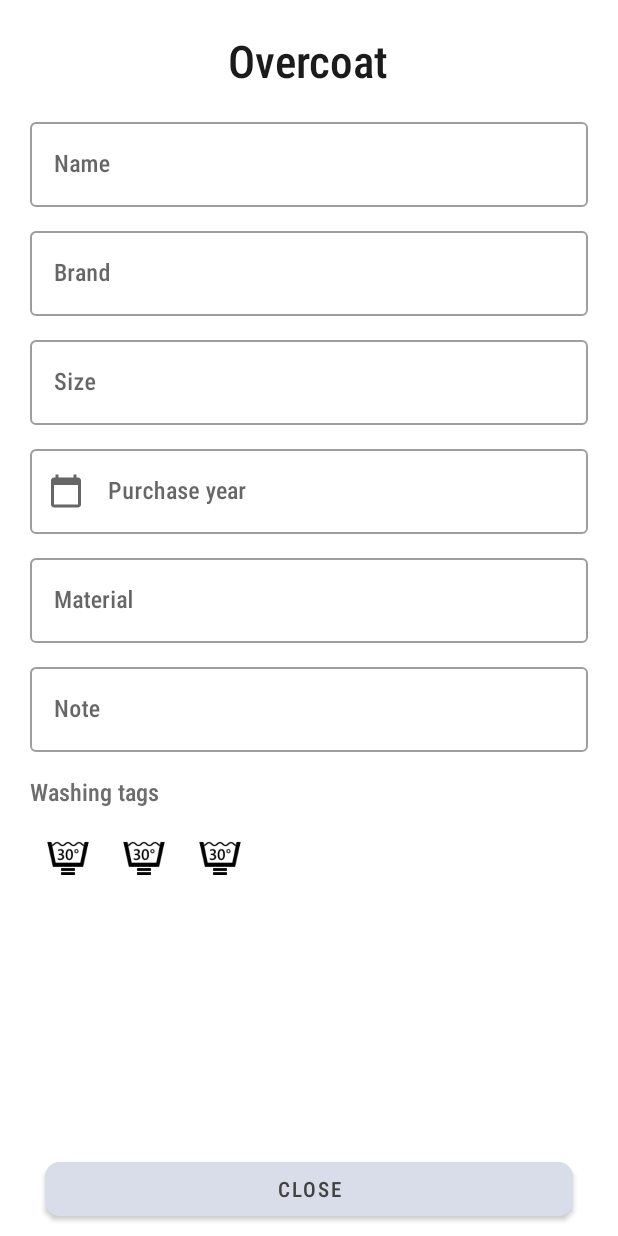
After one commit to Codemitry/Wearer, an Android app: the layout activity_clothing_item.xml on its own in the app's theme, with its tools: preview values and no code run, on a phone screen of 412 x 824 dp. The commit adds this screen. Run offline under Robolectric (Android 15) with nearby library versions, the phone set to English and light mode, and no system bars.

Commit message:
Displaying clothing items in other activity

```diff
--- a/app/src/main/java/com/codemitry/wearer/activities/ClothesSubtypesActivity.kt
+++ b/app/src/main/java/com/codemitry/wearer/activities/ClothesSubtypesActivity.kt
@@ -34,7 +34,6 @@ class ClothesSubtypesActivity : AppCompatActivity(), ClothesSubtypesContract.Vie
 
     override fun onCreate(savedInstanceState: Bundle?) {
         super.onCreate(savedInstanceState)
-        println("in subtypes")
         (application as App).clothesTypeComponent.inject(this)
         binding = ActivityClothesSubtypesBinding.inflate(layoutInflater)
         setContentView(binding.root)
--- a/app/src/main/java/com/codemitry/wearer/activities/MyClothesActivity.kt
+++ b/app/src/main/java/com/codemitry/wearer/activities/MyClothesActivity.kt
@@ -81,6 +81,10 @@ class MyClothesActivity : AppCompatActivity(), MyClothesContract.View,
         Toast.makeText(this, "Error on loading", Toast.LENGTH_LONG).show()
     }
 
+    override fun showClothingItem(clothingItem: ClothingItem, clothesSubtype: ClothesSubtype) {
+        ClothingItemActivity.start(this, clothingItem, clothesSubtype)
+    }
+
     override fun showMyClothes(myClothes: List<ClothingItem>) {
         myClothesAdapter = MyClothesItemSwipedAdapter(myClothes) { clothingItem ->
             presenter.onOpenClothingItemClick(clothingItem)
--- a/app/src/main/java/com/codemitry/wearer/fragments/AddClothingItemFragment.kt
+++ b/app/src/main/java/com/codemitry/wearer/fragments/AddClothingItemFragment.kt
@@ -205,7 +205,7 @@ class AddClothingItemFragment(private val onItemAdded: ((clothingItem: ClothingI
     }
 
     override fun getClothingItemNote(): String? {
-        val text = binding.material.editText?.text?.toString()
+        val text = binding.note.editText?.text?.toString()
         if (text?.isEmpty() == true)
             return null
         return text
--- a/app/src/main/java/com/codemitry/wearer/models/ClothingItem.kt
+++ b/app/src/main/java/com/codemitry/wearer/models/ClothingItem.kt
@@ -1,6 +1,7 @@
 package com.codemitry.wearer.models
 
 import com.codemitry.wearer.R
+import java.io.Serializable
 
 data class ClothingItem(
     val name: String,
@@ -11,7 +12,7 @@ data class ClothingItem(
     val notes: String? = null,
     val caringLabels: List<CaringLabels>?,
     val photoUrl: String?
-)
+) : Serializable
 
 
 enum class CaringLabels(val nameResource: Int, val iconResource: Int) {
--- a/app/src/main/java/com/codemitry/wearer/mvp/contracts/myclothes/MyClothesContract.kt
+++ b/app/src/main/java/com/codemitry/wearer/mvp/contracts/myclothes/MyClothesContract.kt
@@ -18,6 +18,8 @@ abstract class MyClothesContract {
         fun askItemDeletingConfirmation(clothingItem: ClothingItem, position: Int)
 
         fun showErrorLoading()
+
+        fun showClothingItem(clothingItem: ClothingItem, clothesSubtype: ClothesSubtype)
     }
 
     interface Presenter : BaseContract.BasePresenter<View> {
--- a/app/src/main/java/com/codemitry/wearer/mvp/presenters/MyClothesPresenter.kt
+++ b/app/src/main/java/com/codemitry/wearer/mvp/presenters/MyClothesPresenter.kt
@@ -55,7 +55,7 @@ class MyClothesPresenter @Inject constructor(
     }
 
     override fun onOpenClothingItemClick(clothingItem: ClothingItem) {
-        // TODO
+        view?.showClothingItem(clothingItem, clothesSubtype)
     }
 
     override fun onItemDeletingNegativeAnswer(clothingItem: ClothingItem, position: Int) {
--- /dev/null
+++ b/app/src/main/res/layout/activity_clothing_item.xml
@@ -0,0 +1,199 @@
+<?xml version="1.0" encoding="utf-8"?>
+<androidx.core.widget.NestedScrollView android:layout_width="match_parent"
+    android:layout_height="wrap_content"
+    xmlns:android="http://schemas.android.com/apk/res/android"
+    xmlns:tools="http://schemas.android.com/tools"
+    xmlns:app="http://schemas.android.com/apk/res-auto"
+
+    tools:context="com.codemitry.wearer.activities.ClothingItemActivity">
+
+    <LinearLayout
+        android:layout_width="match_parent"
+        android:layout_height="match_parent"
+        android:layout_marginHorizontal="20dp"
+        android:paddingVertical="20dp"
+        android:orientation="vertical">
+
+
+        <TextView
+            android:id="@+id/clothingSubtype"
+            style="@style/TextView.Title"
+            android:layout_width="wrap_content"
+            android:layout_height="wrap_content"
+
+            android:layout_gravity="center_horizontal"
+            android:layout_marginBottom="10dp"
+            tools:text="@string/overcoat" />
+
+        <com.google.android.material.textfield.TextInputLayout
+            style="@style/TextInputLayout"
+            android:id="@+id/name"
+            android:layout_width="match_parent"
+            android:layout_height="wrap_content"
+            android:hint="@string/name">
+
+            <com.google.android.material.textfield.TextInputEditText
+                android:layout_width="match_parent"
+                android:layout_height="wrap_content"
+                android:inputType="none"
+                android:enabled="false"
+                android:textColor="@color/gray.light"
+                android:maxLength="50" />
+        </com.google.android.material.textfield.TextInputLayout>
+
+        <com.google.android.material.textfield.TextInputLayout
+            style="@style/TextInputLayout"
+            android:id="@+id/brand"
+            android:layout_width="match_parent"
+            android:layout_height="wrap_content"
+            android:hint="@string/brand">
+
+            <com.google.android.material.textfield.TextInputEditText
+                android:layout_width="match_parent"
+                android:layout_height="wrap_content"
+
+                android:inputType="none"
+                android:enabled="false"
+                android:textColor="@color/gray.light"
+
+                android:maxLength="30" />
+        </com.google.android.material.textfield.TextInputLayout>
+
+        <com.google.android.material.textfield.TextInputLayout
+            style="@style/TextInputLayout"
+            android:id="@+id/size"
+            android:layout_width="match_parent"
+            android:layout_height="wrap_content"
+            android:hint="@string/size">
+
+            <com.google.android.material.textfield.TextInputEditText
+                android:layout_width="match_parent"
+                android:layout_height="wrap_content"
+
+                android:inputType="none"
+                android:enabled="false"
+                android:textColor="@color/gray.light"
+
+                android:maxLength="30" />
+        </com.google.android.material.textfield.TextInputLayout>
+
+        <com.google.android.material.textfield.TextInputLayout
+            style="@style/TextInputLayout"
+            android:id="@+id/purchaseYear"
+            android:layout_width="match_parent"
+            android:layout_height="wrap_content"
+            android:hint="@string/purchaseYear"
+            app:startIconDrawable="@drawable/ic_baseline_calendar_today_24">
+
+            <com.google.android.material.textfield.TextInputEditText
+
+                android:layout_width="match_parent"
+                android:layout_height="wrap_content"
+                android:enabled="false"
+                android:maxLength="30"
+                android:inputType="none"
+
+                android:textColor="@color/gray" />
+        </com.google.android.material.textfield.TextInputLayout>
+
+        <com.google.android.material.textfield.TextInputLayout
+            style="@style/TextInputLayout"
+            android:id="@+id/material"
+            android:layout_width="match_parent"
+            android:layout_height="wrap_content"
+            android:hint="@string/material">
+
+            <com.google.android.material.textfield.TextInputEditText
+                android:layout_width="match_parent"
+                android:layout_height="wrap_content"
+
+                android:inputType="none"
+                android:enabled="false"
+                android:textColor="@color/gray.light"
+
+                android:maxLength="40" />
+        </com.google.android.material.textfield.TextInputLayout>
+
+        <com.google.android.material.textfield.TextInputLayout
+            style="@style/TextInputLayout"
+            android:id="@+id/note"
+            android:layout_width="match_parent"
+            android:layout_height="wrap_content"
+            android:hint="@string/note">
+
+            <com.google.android.material.textfield.TextInputEditText
+                android:layout_width="match_parent"
+                android:layout_height="wrap_content"
+
+                android:inputType="none"
+                android:enabled="false"
+                android:textColor="@color/gray.light"
+
+                android:maxLength="100" />
+        </com.google.android.material.textfield.TextInputLayout>
+
+
+        <TextView
+            android:id="@+id/caringLabelsTitle"
+            style="@style/TextView"
+            android:textColor="@color/gray.light"
+            android:layout_width="match_parent"
+            android:layout_height="match_parent"
+            android:layout_marginTop="10dp"
+
+            android:text="@string/washingTags" />
+
+        <LinearLayout
+            android:layout_width="match_parent"
+            android:layout_height="wrap_content"
+            android:orientation="horizontal"
+
+            >
+
+            <HorizontalScrollView
+                android:layout_marginTop="10dp"
+                android:layout_width="0dp"
+                android:layout_weight="1"
+                android:layout_height="@dimen/tagSize">
+
+                <androidx.recyclerview.widget.RecyclerView
+                    android:id="@+id/caringLabelsList"
+                    android:layout_width="wrap_content"
+
+                    android:layout_height="match_parent"
+                    app:layoutManager="androidx.recyclerview.widget.LinearLayoutManager"
+                    tools:listitem="@layout/caring_label_image"
+                    android:orientation="horizontal" />
+
+            </HorizontalScrollView>
+
+        </LinearLayout>
+
+
+        <RelativeLayout
+            android:layout_width="match_parent"
+            android:layout_marginHorizontal="50dp"
+            android:layout_marginTop="20dp"
+            android:layout_height="150dp">
+
+            <ImageButton
+                android:id="@+id/photo"
+                android:layout_width="match_parent"
+                android:layout_height="match_parent"
+
+                android:background="?android:attr/selectableItemBackground" />
+
+        </RelativeLayout>
+
+
+        <Button
+            style="@style/Button.Cancel"
+            android:id="@+id/close"
+            android:layout_width="match_parent"
+            android:layout_height="wrap_content"
+
+            android:layout_marginTop="10dp"
+            android:text="@string/close" />
+
+    </LinearLayout>
+</androidx.core.widget.NestedScrollView>
--- /dev/null
+++ b/app/src/main/res/layout/caring_label_image.xml
@@ -0,0 +1,16 @@
+<?xml version="1.0" encoding="utf-8"?>
+<FrameLayout xmlns:android="http://schemas.android.com/apk/res/android"
+    android:layout_width="@dimen/tagSize"
+    android:layout_height="@dimen/tagSize"
+    android:layout_marginHorizontal="5dp"
+    xmlns:tools="http://schemas.android.com/tools">
+
+    <ImageView
+        android:id="@+id/image"
+        android:layout_width="match_parent"
+        android:layout_height="match_parent"
+        tools:src="@drawable/wh_washing_30deg_extra_care"
+        android:scaleType="centerInside"
+        android:layout_margin="5dp" />
+
+</FrameLayout>
--- a/app/src/main/res/values/strings.xml
+++ b/app/src/main/res/values/strings.xml
@@ -109,6 +109,7 @@
     <string name="pickFromGallery">Choose from gallery</string>
     <string name="washingTags">Washing tags</string>
     <string name="clothintItemNameMustNotBeEmpty">Clothing item\'s name must not be empty!</string>
+    <string name="close">Close</string>
 
     <!--    -->
 </resources>
```
Also changed, not shown: app/src/main/AndroidManifest.xml (+12 -3 lines), app/src/main/java/com/codemitry/wearer/activities/ClothingItemActivity.kt (added, +88 -0 lines), app/src/main/java/com/codemitry/wearer/clothingitems/CaringLabelsAdapter.kt (added, +38 -0 lines), 1 other file. Lines whose indentation alone changed are shown as unchanged.
